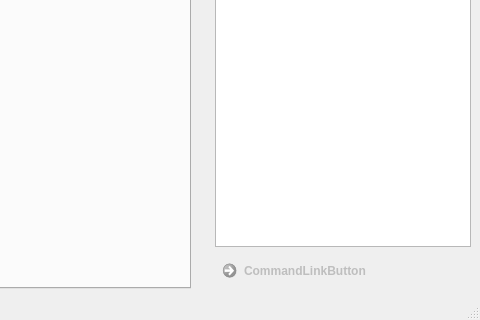
Above: src/UI/MainWindow.ui from TheMHMoritz3/OpenCLScheduler before the change; both pictures show x 803 to 1283 and y 485 to 805 of the 1283 by 805 pixel window. Below: the same form after it.
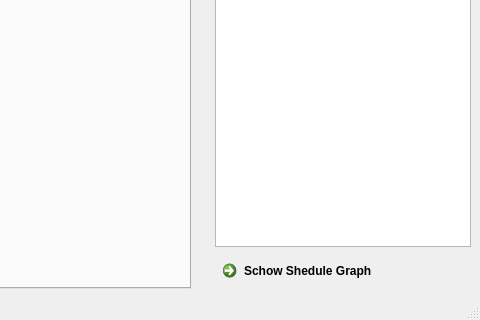
That is the form after the change.

Commit message: Adding Schedule Runtime Plot

Patch:
```diff
--- a/src/UI/MainWindow.ui
+++ b/src/UI/MainWindow.ui
@@ -185,10 +185,10 @@
      <item>
       <widget class="QCommandLinkButton" name="ShowScheduleGraphicButton">
        <property name="enabled">
-        <bool>false</bool>
+        <bool>true</bool>
        </property>
        <property name="text">
-        <string>CommandLinkButton</string>
+        <string>Schow Shedule Graph</string>
        </property>
        <property name="checkable">
         <bool>false</bool>
```
The commit also changes 2 other files.
